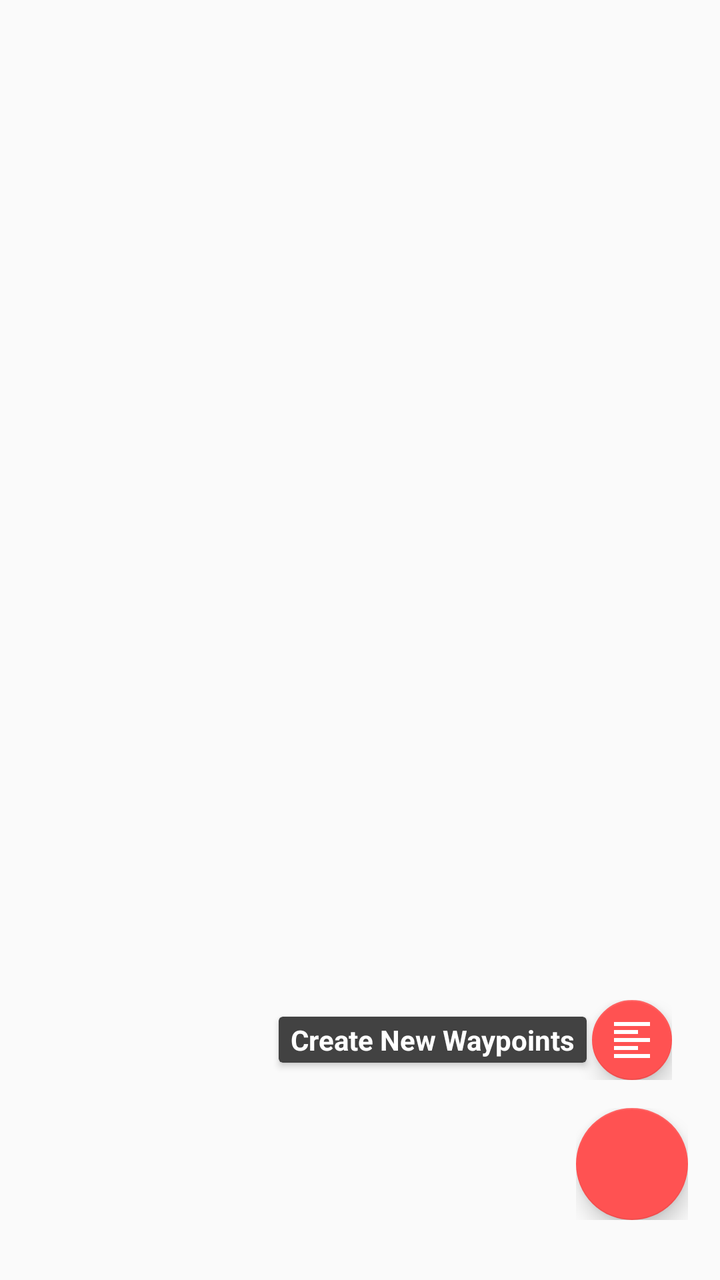
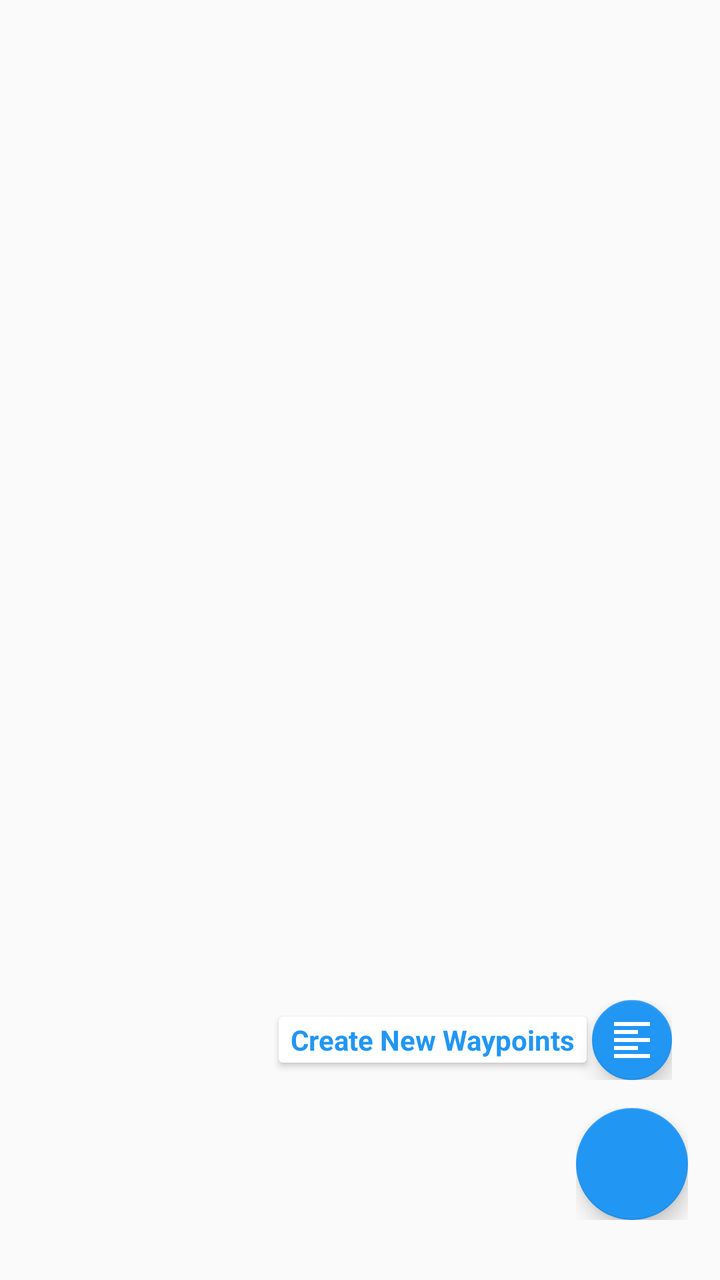

Two renders of the same Android screen: before a commit and after it. Below are the layout's source before the change and the commit's diff.
<!-- AndroidManifest.xml: application theme Base.Theme.Toolbar -->
<!-- res/layout/layout_fabwaypoints_submenu.xml -->
<?xml version="1.0" encoding="utf-8"?>
<FrameLayout
    xmlns:android="http://schemas.android.com/apk/res/android"
    xmlns:app="http://schemas.android.com/apk/res-auto"
    android:id="@+id/fabFrame"
    android:layout_width="match_parent"
    android:layout_height="match_parent"
    android:layout_marginTop="?attr/actionBarSize"
    android:paddingLeft="@dimen/activity_horizontal_margin"
    android:paddingRight="@dimen/activity_horizontal_margin"
    android:paddingTop="@dimen/activity_vertical_margin"
    android:orientation="vertical">

    <LinearLayout
        android:id="@+id/layoutFabAddNew"
        android:layout_width="wrap_content"
        android:layout_height="wrap_content"
        android:gravity="center_vertical"
        android:layout_gravity="bottom|end"
        android:layout_marginRight="8dp"
        android:layout_marginBottom="100dp"
        android:layout_marginEnd="8dp"
        android:orientation="horizontal">

        <android.support.v7.widget.CardView
            android:layout_width="wrap_content"
            android:layout_height="wrap_content"
            android:backgroundTint="@color/card_background"
            app:cardCornerRadius="@dimen/cardCornerRadius"
            app:cardElevation="@dimen/cardElevation"
            app:cardUseCompatPadding="true" >
            <TextView
                android:id="@+id/addNewTV"
                android:layout_width="wrap_content"
                android:layout_height="wrap_content"
                android:textColor="@color/fab_card_text"
                android:text="@string/FabNewWaypoints"

                android:textAppearance="?android:attr/textAppearanceSmall"
                android:textStyle="bold"
                android:paddingRight="@dimen/cardview_horizontal_padding"
                android:paddingLeft="@dimen/cardview_horizontal_padding"
                android:paddingBottom="@dimen/cardview_vertical_padding"
                android:paddingTop="@dimen/cardview_vertical_padding" />
        </android.support.v7.widget.CardView>

        <android.support.design.widget.FloatingActionButton
            android:id="@+id/fabAddNew"
            android:layout_width="wrap_content"
            android:layout_height="wrap_content"
            android:src="@drawable/ic_format_align_left_white"
            app:backgroundTint="@color/fab"
            app:fabSize="mini" />

    </LinearLayout>


    <LinearLayout
        android:id="@+id/layoutFabWaypoints"
        android:layout_width="wrap_content"
        android:layout_height="wrap_content"
        android:gravity="center_vertical"
        android:layout_gravity="bottom|end"
        android:layout_marginBottom="30dp"
        android:orientation="horizontal">

        <android.support.design.widget.FloatingActionButton
            android:id="@+id/fabWaypoints"
            android:layout_width="wrap_content"
            android:layout_height="wrap_content"
            android:layout_gravity="bottom|end"
            app:backgroundTint="@color/fab"
            app:fabSize="normal" />

    </LinearLayout>
    
</FrameLayout>
<!-- resources referenced by this layout -->
<resources>
  <color name="card_background">@color/grey800</color>
  <color name="fab">@color/night_text</color>
  <color name="fab_card_text">@color/white</color>
  <dimen name="activity_horizontal_margin">16dp</dimen>
  <dimen name="activity_vertical_margin">16dp</dimen>
  <dimen name="cardCornerRadius">2dp</dimen>
  <dimen name="cardElevation">2dp</dimen>
  <dimen name="cardview_horizontal_padding">6dp</dimen>
  <dimen name="cardview_vertical_padding">2dp</dimen>
  <!-- drawable ic_format_align_left_white: png bitmap (drawable-hdpi, 101 bytes) -->
  <string name="FabNewWaypoints">Create New Waypoints</string>
  <style name="Base.Theme.Toolbar" parent="Theme.AppCompat.Light.NoActionBar">
          <item name="colorPrimary">@color/primary</item>
          <item name="colorPrimaryDark">@color/primary_dark</item>
          <item name="colorAccent">@color/night_text</item>
          <item name="mcab_contentinset_start">60dp</item>
      </style>
  <color name="grey800">#424242</color>
  <color name="night_text">@color/accent</color>
  <color name="white">#ffffff</color>
  <color name="primary">#ff3F51B5</color>
  <color name="primary_dark">#ff303F9F</color>
  <color name="accent">#ffFF5252</color>
</resources>

<!-- the commit's change to res/layout/layout_fabwaypoints_submenu.xml (unified diff, before → after) -->
@@ -22,29 +22,30 @@
         android:layout_marginEnd="8dp"
         android:orientation="horizontal">
 
-        <android.support.v7.widget.CardView
+        <androidx.cardview.widget.CardView
             android:layout_width="wrap_content"
             android:layout_height="wrap_content"
-            android:backgroundTint="@color/card_background"
+            android:backgroundTint="@color/background"
             app:cardCornerRadius="@dimen/cardCornerRadius"
             app:cardElevation="@dimen/cardElevation"
-            app:cardUseCompatPadding="true" >
+            app:cardUseCompatPadding="true">
+
             <TextView
                 android:id="@+id/addNewTV"
                 android:layout_width="wrap_content"
                 android:layout_height="wrap_content"
+                android:paddingLeft="@dimen/cardview_horizontal_padding"
+                android:paddingTop="@dimen/cardview_vertical_padding"
+
+                android:paddingRight="@dimen/cardview_horizontal_padding"
+                android:paddingBottom="@dimen/cardview_vertical_padding"
+                android:text="@string/FabNewWaypoints"
+                android:textAppearance="?android:attr/textAppearanceSmall"
                 android:textColor="@color/fab_card_text"
-                android:text="@string/FabNewWaypoints"
+                android:textStyle="bold" />
+        </androidx.cardview.widget.CardView>
 
-                android:textAppearance="?android:attr/textAppearanceSmall"
-                android:textStyle="bold"
-                android:paddingRight="@dimen/cardview_horizontal_padding"
-                android:paddingLeft="@dimen/cardview_horizontal_padding"
-                android:paddingBottom="@dimen/cardview_vertical_padding"
-                android:paddingTop="@dimen/cardview_vertical_padding" />
-        </android.support.v7.widget.CardView>
-
-        <android.support.design.widget.FloatingActionButton
+        <com.google.android.material.floatingactionbutton.FloatingActionButton
             android:id="@+id/fabAddNew"
             android:layout_width="wrap_content"
             android:layout_height="wrap_content"
@@ -64,7 +65,7 @@
         android:layout_marginBottom="30dp"
         android:orientation="horizontal">
 
-        <android.support.design.widget.FloatingActionButton
+        <com.google.android.material.floatingactionbutton.FloatingActionButton
             android:id="@+id/fabWaypoints"
             android:layout_width="wrap_content"
             android:layout_height="wrap_content"
<!-- resource entries referenced after the edit -->
@@ -1,8 +1,8 @@
 <!-- resources referenced by this layout -->
 <resources>
-  <color name="card_background">@color/grey800</color>
+  <color name="background">#ffffffff</color>
   <color name="fab">@color/night_text</color>
-  <color name="fab_card_text">@color/white</color>
+  <color name="fab_card_text">@color/accent</color>
   <dimen name="activity_horizontal_margin">16dp</dimen>
   <dimen name="activity_vertical_margin">16dp</dimen>
   <dimen name="cardCornerRadius">2dp</dimen>
@@ -15,13 +15,10 @@
           <item name="colorPrimary">@color/primary</item>
           <item name="colorPrimaryDark">@color/primary_dark</item>
           <item name="colorAccent">@color/night_text</item>
-          <item name="mcab_contentinset_start">60dp</item>
       </style>
-  <color name="grey800">#424242</color>
   <color name="night_text">@color/accent</color>
-  <color name="white">#ffffff</color>
   <color name="primary">#ff3F51B5</color>
   <color name="primary_dark">#ff303F9F</color>
-  <color name="accent">#ffFF5252</color>
+  <color name="accent">#2196F3</color>
 </resources>
 
